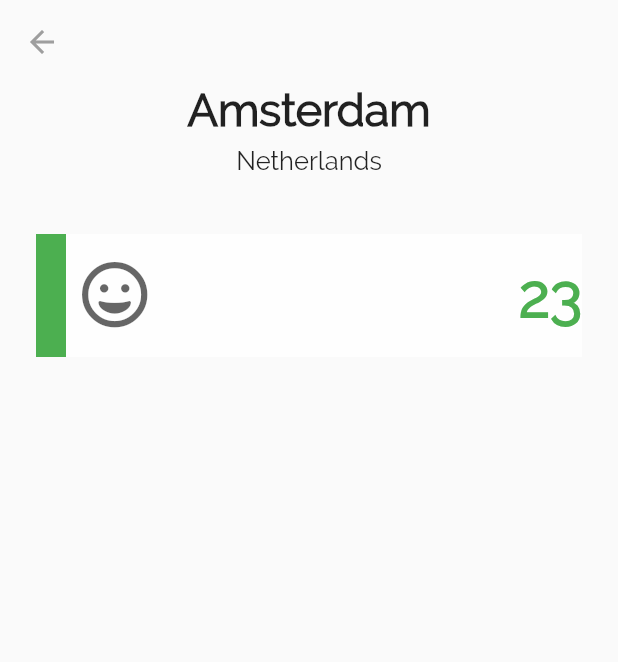
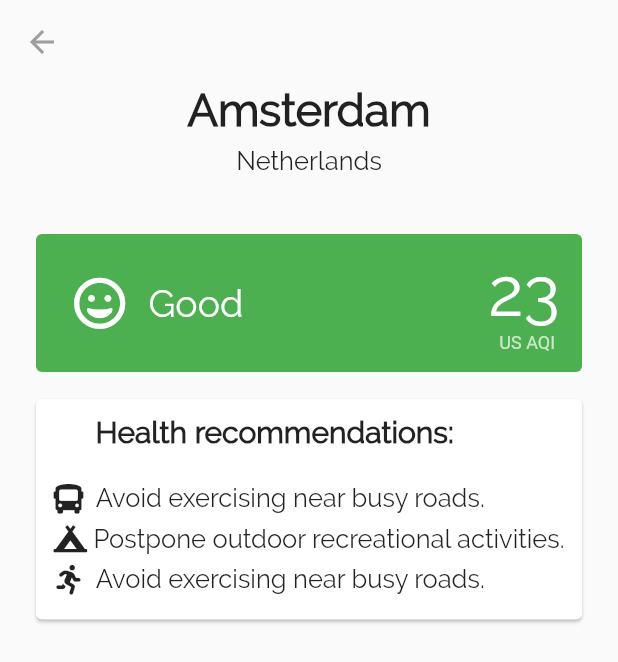
Before and after one commit to alexpavelm/SpaceAppsProject, a Flutter app: the BottomNavBar screen opened directly, after a tap on "Amsterdam", on a phone screen of 412 x 824 dp. Shown: the top 662 px of the screen. Run offline on Flutter 3.47's test engine with Material 2 defaults, Android fonts, the phone set to English and light mode, and no system bars; our stand-ins replace auto_size_text, font_awesome_flutter.

Commit message:
expanded cards

```diff
--- a/lib/FunFact.dart
+++ b/lib/FunFact.dart
@@ -16,7 +16,7 @@ class FunFact extends StatelessWidget {
     return InkWell(
       onTap: () => globalData.launchURL(data.link),
       child: Padding(
-        padding: const EdgeInsets.only(left: 8, top: 16, bottom: 16, right: 8),
+        padding: const EdgeInsets.only(left: 8, top: 20, bottom: 20, right: 8),
         child: Container(
           child: Row(
             children: <Widget>[
--- a/lib/HealthTips.dart
+++ b/lib/HealthTips.dart
@@ -1,8 +1,72 @@
 import 'package:flutter/cupertino.dart';
+import 'package:flutter/material.dart';
+import 'package:font_awesome_flutter/font_awesome_flutter.dart';
 
 class HealthTips extends StatelessWidget {
   @override
   Widget build(BuildContext context) {
-    return Container();
+    return Container(
+        child: Padding(
+          padding: const EdgeInsets.only(left: 20.0, right: 20),
+          child: Card(
+              child: Row(
+            mainAxisAlignment: MainAxisAlignment.center,
+            children: <Widget>[
+              Padding(
+                padding: const EdgeInsets.only(top: 10.0, bottom: 10),
+                child: Column(
+                  crossAxisAlignment: CrossAxisAlignment.start,
+                  children: <Widget>[
+                    Padding(
+                      padding: const EdgeInsets.only(left: 28.0),
+                      child: Text("Health recommendations:\n",
+                          style: TextStyle(
+                            fontSize: 20,
+                            fontWeight: FontWeight.bold,
+                            fontFamily: 'Raleway',
+                          )),
+                    ),
+                    Padding(
+                      padding: const EdgeInsets.only(bottom: 7),
+                      child: Row(
+                        children: <Widget>[
+                          Icon(FontAwesomeIcons.bus, size: 20),
+                          Text("  Avoid exercising near busy roads.",
+                          style: TextStyle(
+                            fontFamily: 'Raleway',
+                            fontSize: 17,
+                          )),
+                        ],
+                      ),
+                    ),
+                    Row(
+                      children: <Widget>[
+                        Icon(FontAwesomeIcons.campground, size: 18),
+                        Text("  Postpone outdoor recreational activities.",
+                          style: TextStyle(
+                            fontFamily: 'Raleway',
+                            fontSize: 17
+                          )),
+                      ],
+                    ),
+                    Padding(
+                      padding: const EdgeInsets.only(top: 7.0, bottom: 7),
+                      child: Row(
+                        children: <Widget>[
+                          Icon(FontAwesomeIcons.running, size: 20),
+                          Text("  Avoid exercising near busy roads.",
+                              style: TextStyle(
+                                fontFamily: 'Raleway',
+                                fontSize: 17,
+                              )),
+                        ],
+                      ),
+                    ),
+                  ],
+                ),
+              ),
+            ],
+          )),
+        ));
   }
 }
--- a/lib/QualityCard.dart
+++ b/lib/QualityCard.dart
@@ -13,42 +13,52 @@ class QualityCard extends StatelessWidget {
   @override
   Widget build(BuildContext context) {
     return Container(
-      height: 90,
+      height: 110,
 //color: globalData.getCardColor(data.quality),
       child: Padding(
-        padding: const EdgeInsets.only(left: 20, right: 20),
+        padding: const EdgeInsets.only(left: 20, right: 20, bottom: 10),
         child: Card(
-          color: Colors.white70,
+          color: globalData.getCardColor(data.quality),
           elevation: 0,
-          shape: Border(
-              left: BorderSide(
-                  color: globalData.getCardColor(data.quality), width: 20)),
           child: Row(
             children: <Widget>[
               Padding(
-                padding: const EdgeInsets.only(left: 30.0),
+                padding: const EdgeInsets.only(left: 25.0),
                 child: Icon(globalData.getQualityIcon(data.quality),
-                    size: 45, color: Colors.black.withOpacity(0.6)),
+                    size: 35, color: Colors.white),
+              ),
+              Padding(
+                padding: const EdgeInsets.only(left: 15.0),
+                child: Text(globalData.getQualityText(data.quality),
+                    style: TextStyle(
+                      color: Colors.white,
+                      fontFamily: 'Raleway',
+                      fontSize: 25,
+                    )),
               ),
               Expanded(
-                  child: Text(data.quality.toString(),
-                      textAlign: TextAlign.right,
-                      style: TextStyle(
-                        color: globalData.getCardColor(data.quality),
-                        fontFamily: 'Raleway',
-                        fontSize: 40,
-                        fontWeight: FontWeight.w900,
-                      )))
-//                        globalData.getWeatherIcon(data.weather[0]),
-//                        Padding(
-//                          padding: const EdgeInsets.all(5.0),
-//                          child: Text(data.temperature[0].toString(),
-//                          style: TextStyle(
-//                            fontSize: 25,
-//                            fontFamily: 'Raleway',
-//                            fontWeight: FontWeight.bold,
-//                          )),
-//                        ),
+                child: Padding(
+                  padding: const EdgeInsets.only(right: 15.0),
+                  child: Column(
+                    mainAxisAlignment: MainAxisAlignment.center,
+                    crossAxisAlignment: CrossAxisAlignment.end,
+                    children: <Widget>[
+                      Text(data.quality.toString(),
+                          textAlign: TextAlign.right,
+                          style: TextStyle(
+                            color: Colors.white,
+                            fontFamily: 'Raleway',
+                            fontSize: 45,
+                          )),
+                      Text("US AQI ",
+                          style: TextStyle(
+                            color: Colors.white70,
+                            fontSize: 12
+                          )),
+                    ],
+                  ),
+                ),
+              )
             ],
           ),
         ),
```
